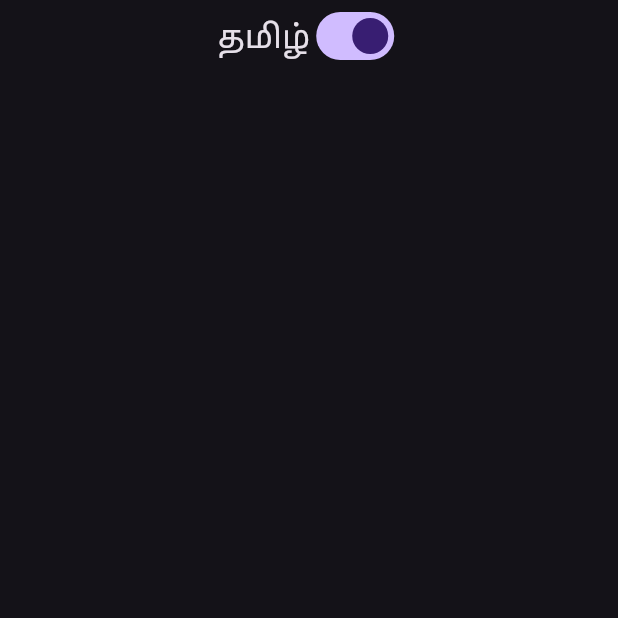
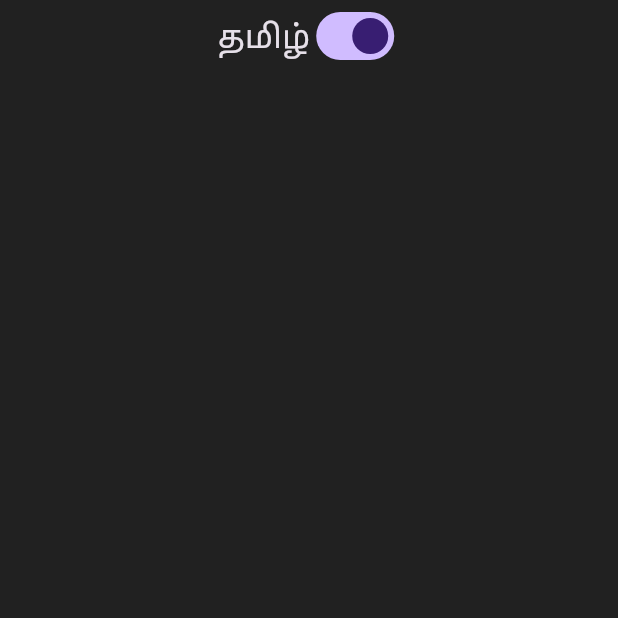
Before and after one commit to irajeshh/caller, a Flutter app: the screen it shows after launch, on a phone screen of 412 x 824 dp, the top half of it. Run offline on Flutter 3.47's test engine with Material 3 defaults, Android fonts, the phone set to English and light mode, and no system bars; our stand-ins replace permission_handler; missing offline and left inert: direct_dialer, fast_contacts.

Commit message:
Customize scaffold background color in theme
Updated the MaterialApp theme to set the scaffold background color to a dark grey shade. Also changed the import for Home.dart to a relative path for consistency.

```diff
--- a/lib/main.dart
+++ b/lib/main.dart
@@ -1,4 +1,4 @@
-import 'package:caller/Home.dart';
+import './Home.dart';
 import 'package:flutter/material.dart';
 
 void main() {
@@ -14,7 +14,14 @@ class MyApp extends StatelessWidget {
     return MaterialApp(
       debugShowCheckedModeBanner: false,
       title: 'Caller',
-      theme: ThemeData.dark(),
+      theme: ThemeData.dark(
+
+      ).copyWith(
+        scaffoldBackgroundColor: Colors.grey.shade900,
+        // primaryColor: Colors.black,
+        // colorScheme: ColorScheme.fromSwatch().copyWith(secondary: Colors.white),
+      ),
+
       home: HomePage(),
     );
   }
```
